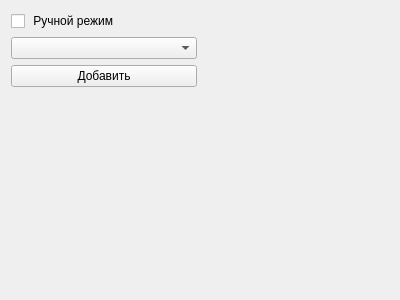
Old version of the form AIS/ui/ClassA/ClassAPage.ui in the repository Jomart02/NaviSimulators.
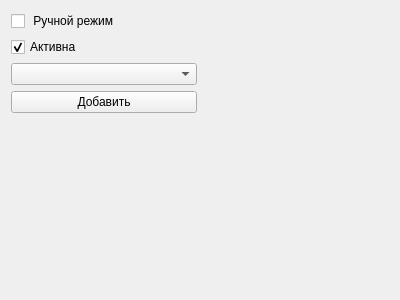
New version of the form. Custom widgets are drawn as their Qt base class.

Commit message: refactor AIS page || add base class page || add settings enabled || add swap current target data

```diff
--- a/AIS/ui/ClassA/ClassAPage.ui
+++ b/AIS/ui/ClassA/ClassAPage.ui
@@ -14,27 +14,7 @@
    <string>ClassAPage</string>
   </property>
   <layout class="QGridLayout" name="gridLayout">
-   <item row="0" column="0">
-    <widget class="QCheckBox" name="checkBox_manual">
-     <property name="text">
-      <string> Ручной режим</string>
-     </property>
-    </widget>
-   </item>
-   <item row="0" column="1" rowspan="4">
-    <widget class="ToolBox" name="widgetSimulatorsA" native="true"/>
-   </item>
-   <item row="1" column="0">
-    <widget class="QComboBox" name="comboBox_NumbersClassA"/>
-   </item>
-   <item row="2" column="0">
-    <widget class="QPushButton" name="pushButton_addClassA">
-     <property name="text">
-      <string>Добавить</string>
-     </property>
-    </widget>
-   </item>
-   <item row="3" column="0">
+   <item row="4" column="0">
     <spacer name="verticalSpacer">
      <property name="orientation">
       <enum>Qt::Vertical</enum>
@@ -47,6 +27,36 @@
      </property>
     </spacer>
    </item>
+   <item row="3" column="0">
+    <widget class="QPushButton" name="pushButton_addClassA">
+     <property name="text">
+      <string>Добавить</string>
+     </property>
+    </widget>
+   </item>
+   <item row="2" column="0">
+    <widget class="QComboBox" name="comboBox_NumbersClassA"/>
+   </item>
+   <item row="0" column="1" rowspan="5">
+    <widget class="ToolBox" name="widgetSimulatorsA" native="true"/>
+   </item>
+   <item row="0" column="0">
+    <widget class="QCheckBox" name="checkBox_manual">
+     <property name="text">
+      <string> Ручной режим</string>
+     </property>
+    </widget>
+   </item>
+   <item row="1" column="0">
+    <widget class="QCheckBox" name="checkBox_Active">
+     <property name="text">
+      <string>Активна</string>
+     </property>
+     <property name="checked">
+      <bool>true</bool>
+     </property>
+    </widget>
+   </item>
   </layout>
  </widget>
  <customwidgets>
```
The commit also changes 7 other files.
